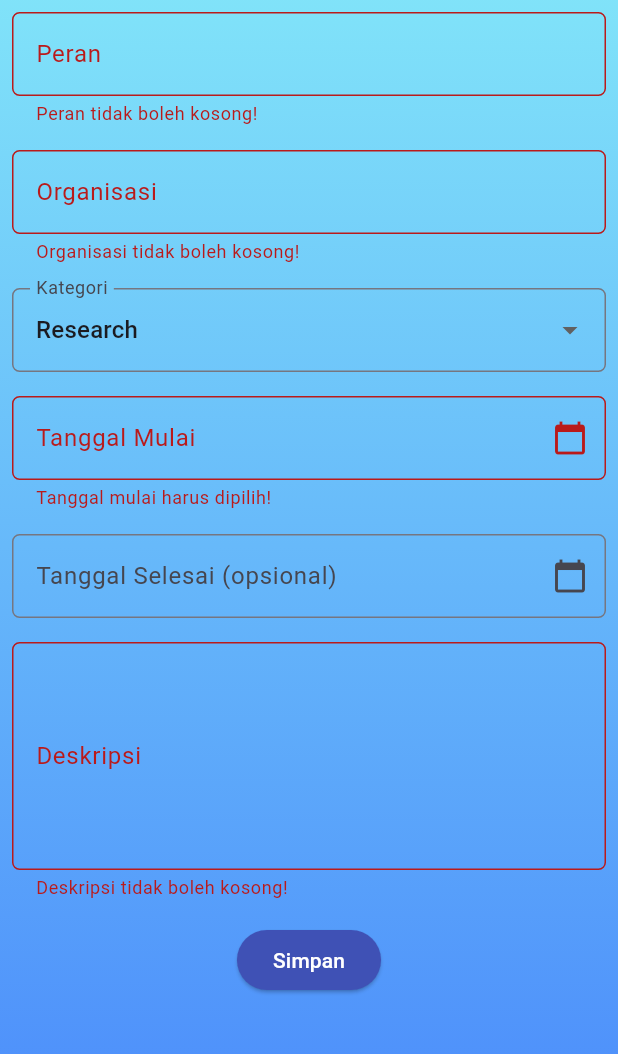
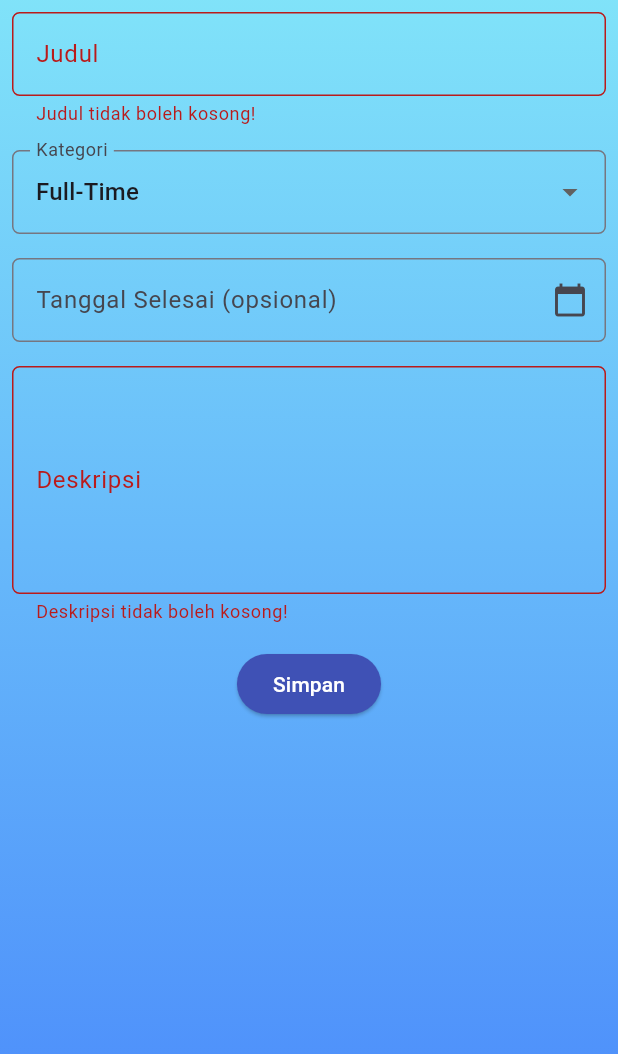
Before and after one commit to gammaknives/myportofolio_mobile, a Flutter app: the ExperienceFormPage screen opened directly, after a tap on "Simpan", on a phone screen of 412 x 824 dp, the part 84-1138 px from its top. Run offline on Flutter 3.47's test engine with Material 3 defaults, Android fonts, the phone set to English and light mode, and no system bars; our stand-ins replace material_ui; generated files the repository leaves out were written again; network calls fail.

Commit message:
Added authentication for experience form

```diff
--- a/lib/screens/experience_form.dart
+++ b/lib/screens/experience_form.dart
@@ -1,5 +1,11 @@
 import 'package:material_ui/material_ui.dart';
+import 'package:myportofolio_mobile/models/experience.dart';
+import 'package:myportofolio_mobile/screens/experience_list_screen.dart';
+import 'package:myportofolio_mobile/services/api_client.dart';
+import 'package:myportofolio_mobile/services/auth_state.dart';
+import 'package:myportofolio_mobile/widgets/auth_guard.dart';
 import 'package:myportofolio_mobile/widgets/left_drawer.dart';
+import 'package:provider/provider.dart';
 
 class ExperienceFormPage extends StatefulWidget {
   const ExperienceFormPage({super.key});
@@ -11,51 +17,36 @@ class ExperienceFormPage extends StatefulWidget {
 class _ExperienceFormPageState extends State<ExperienceFormPage> {
   final _formKey = GlobalKey<FormState>();
 
-  static const String _defaultCategory = "Research";
+  // Key kategori mengikuti backend (lihat experienceCategories di model).
+  static const String _defaultCategory = 'full-time';
 
-  String _role = "";
-  String _organization = "";
+  String _title = "";
   String _category = _defaultCategory;
-  DateTime? _startDate;
   DateTime? _endDate; // opsional: null berarti masih berlangsung
   String _description = "";
+
+  bool _isSubmitting = false;
 
   // Dinaikkan setiap form di-reset agar dropdown dibuat ulang dengan nilai awal.
   int _resetCount = 0;
 
-  final _startDateController = TextEditingController();
   final _endDateController = TextEditingController();
-
-  final List<String> _categories = [
-    'Research',
-    'Work',
-    'Organization',
-    'Volunteering',
-    'Other',
-  ];
 
   @override
   void dispose() {
-    _startDateController.dispose();
     _endDateController.dispose();
     super.dispose();
   }
 
   // True jika pengguna sudah mengisi sesuatu yang belum disimpan.
   bool get _hasUnsavedChanges =>
-      _role.trim().isNotEmpty ||
-      _organization.trim().isNotEmpty ||
+      _title.trim().isNotEmpty ||
       _description.trim().isNotEmpty ||
-      _startDate != null ||
       _endDate != null ||
       _category != _defaultCategory;
 
-  // Mengubah DateTime menjadi teks dd/MM/yyyy tanpa package tambahan.
-  String _formatDate(DateTime date) {
-    final day = date.day.toString().padLeft(2, '0');
-    final month = date.month.toString().padLeft(2, '0');
-    return "$day/$month/${date.year}";
-  }
+  // Hanya tahun yang ditampilkan.
+  String _formatYear(DateTime date) => date.toLocal().year.toString();
 
   Future<DateTime?> _selectDate(DateTime? initial) {
     return showDatePicker(
@@ -69,17 +60,20 @@ class _ExperienceFormPageState extends State<ExperienceFormPage> {
   // Mengembalikan semua isian ke kondisi awal.
   void _resetForm() {
     _formKey.currentState!.reset();
-    _startDateController.clear();
     _endDateController.clear();
     setState(() {
-      _role = "";
-      _organization = "";
+      _title = "";
       _category = _defaultCategory;
-      _startDate = null;
       _endDate = null;
       _description = "";
       _resetCount++;
     });
+  }
+
+  void _showMessage(String message) {
+    ScaffoldMessenger.of(context)
+      ..hideCurrentSnackBar()
+      ..showSnackBar(SnackBar(content: Text(message)));
   }
 
   // Dialog konfirmasi; true berarti pengguna ingin membuang isian.
@@ -106,9 +100,69 @@ class _ExperienceFormPageState extends State<ExperienceFormPage> {
     return result ?? false;
   }
 
-  // Ringkasan isian setelah semua input lolos validasi.
-  void _showSummary() {
-    showDialog(
+  Future<void> _submit() async {
+    if (!_formKey.currentState!.validate()) return;
+
+    final loggedIn = await ensureLoggedIn(context);
+    if (!loggedIn || !mounted) return;
+
+    final auth = context.read<AuthState>();
+    final token = auth.token;
+    if (token == null) return;
+
+    final api = context.read<ApiClient>();
+    final endDate = _endDate;
+    final newExperience = Experience(
+      title: _title.trim(),
+      description: _description.trim(),
+      category: _category,
+      // Dikirim sebagai UTC (…Z) agar tidak ambigu zona waktu di server.
+      endedAt: endDate == null
+          ? null
+          : DateTime.utc(endDate.year, endDate.month, endDate.day),
+    );
+
+    setState(() {
+      _isSubmitting = true;
+    });
+
+    try {
+      final created = await api.createExperience(newExperience, token: token);
+      if (!mounted) return;
+      await _showSummary(created);
+    } on ApiException catch (e) {
+      if (!mounted) return;
+      if (e.statusCode == 401) {
+        // Token tidak valid/kedaluwarsa: bersihkan sesi lalu minta login ulang.
+        await auth.logout();
+        if (!mounted) return;
+        _showMessage("Sesi berakhir. Silakan login lagi, lalu simpan kembali.");
+        await ensureLoggedIn(context);
+      } else if (e.statusCode == 403) {
+        _showMessage(
+          "Hanya pemilik portofolio yang dapat menambah pengalaman (403).",
+        );
+      } else {
+        _showMessage(
+          "Gagal menyimpan pengalaman (${e.statusCode}). Periksa isian.",
+        );
+      }
+    } on Exception {
+      if (!mounted) return;
+      _showMessage("Tidak dapat terhubung ke server.");
+    } finally {
+      if (mounted) {
+        setState(() {
+          _isSubmitting = false;
+        });
+      }
+    }
+  }
+
+  // Ringkasan dari data balasan server (201 Created), lalu kembali ke daftar.
+  Future<void> _showSummary(Experience created) async {
+    final endedAt = created.endedAt;
+    await showDialog<void>(
       context: context,
       builder: (context) {
         return AlertDialog(
@@ -117,28 +171,34 @@ class _ExperienceFormPageState extends State<ExperienceFormPage> {
             child: Column(
               crossAxisAlignment: CrossAxisAlignment.start,
               children: [
-                Text('Peran: $_role'),
-                Text('Organisasi: $_organization'),
-                Text('Kategori: $_category'),
-                Text('Tanggal Mulai: ${_formatDate(_startDate!)}'),
+                Text('Judul: ${created.title}'),
+                Text('Kategori: ${created.categoryLabel}'),
                 Text(
-                  'Tanggal Selesai: ${_endDate == null ? "Masih berlangsung" : _formatDate(_endDate!)}',
+                  'Tahun Selesai: ${endedAt == null ? "Masih berlangsung" : _formatYear(endedAt)}',
                 ),
-                Text('Deskripsi: $_description'),
+                Text('Deskripsi: ${created.description}'),
               ],
             ),
           ),
           actions: [
             TextButton(
               child: const Text('OK'),
-              onPressed: () {
-                Navigator.pop(context);
-                _resetForm();
-              },
+              onPressed: () => Navigator.pop(context),
             ),
           ],
         );
       },
+    );
+    if (!mounted) return;
+
+    // Kosongkan form dulu agar PopScope tidak meminta konfirmasi lagi.
+    _resetForm();
+
+    // Buka daftar baru (initState memuat ulang data dari server) dan buang
+    // halaman di antaranya, sehingga tumpukannya: menu -> daftar pengalaman.
+    Navigator.of(context).pushAndRemoveUntil(
+      MaterialPageRoute(builder: (context) => const ExperienceListScreen()),
+      (route) => route.isFirst,
     );
   }
 
@@ -167,56 +227,28 @@ class _ExperienceFormPageState extends State<ExperienceFormPage> {
             child: Column(
               crossAxisAlignment: CrossAxisAlignment.start,
               children: [
-                // === Role ===
+                // === Title ===
                 Padding(
                   padding: const EdgeInsets.all(8.0),
                   child: TextFormField(
                     decoration: InputDecoration(
                       hintText: "Contoh: Asisten Dosen",
-                      labelText: "Peran",
+                      labelText: "Judul",
                       border: OutlineInputBorder(
                         borderRadius: BorderRadius.circular(5.0),
                       ),
                     ),
                     onChanged: (String? value) {
                       setState(() {
-                        _role = value!;
+                        _title = value!;
                       });
                     },
                     validator: (String? value) {
                       if (value == null || value.trim().isEmpty) {
-                        return "Peran tidak boleh kosong!";
+                        return "Judul tidak boleh kosong!";
                       }
                       if (value.trim().length > 100) {
-                        return "Peran maksimal 100 karakter!";
-                      }
-                      return null;
-                    },
-                  ),
-                ),
-
-                // === Organization ===
-                Padding(
-                  padding: const EdgeInsets.all(8.0),
-                  child: TextFormField(
-                    decoration: InputDecoration(
-                      hintText: "Contoh: Fasilkom UI",
-                      labelText: "Organisasi",
-                      border: OutlineInputBorder(
-                        borderRadius: BorderRadius.circular(5.0),
-                      ),
-                    ),
-                    onChanged: (String? value) {
-                      setState(() {
-                        _organization = value!;
-                      });
-                    },
-                    validator: (String? value) {
-                      if (value == null || value.trim().isEmpty) {
-                        return "Organisasi tidak boleh kosong!";
-                      }
-                      if (value.trim().length > 100) {
-                        return "Organisasi maksimal 100 karakter!";
+                        return "Judul maksimal 100 karakter!";
                       }
                       return null;
                     },
@@ -235,11 +267,11 @@ class _ExperienceFormPageState extends State<ExperienceFormPage> {
                       ),
                     ),
                     initialValue: _category,
-                    items: _categories
+                    items: experienceCategories.entries
                         .map(
-                          (category) => DropdownMenuItem(
-                            value: category,
-                            child: Text(category),
+                          (entry) => DropdownMenuItem(
+                            value: entry.key,
+                            child: Text(entry.value),
                           ),
                         )
                         .toList(),
@@ -247,38 +279,6 @@ class _ExperienceFormPageState extends State<ExperienceFormPage> {
                       setState(() {
                         _category = newValue!;
                       });
-                    },
-                  ),
-                ),
-
-                // === Start Date ===
-                Padding(
-                  padding: const EdgeInsets.all(8.0),
-                  child: TextFormField(
-                    controller: _startDateController,
-                    readOnly: true,
-                    decoration: InputDecoration(
-                      hintText: "Pilih tanggal mulai",
-                      labelText: "Tanggal Mulai",
-                      suffixIcon: const Icon(Icons.calendar_today),
-                      border: OutlineInputBorder(
-                        borderRadius: BorderRadius.circular(5.0),
-                      ),
-                    ),
-                    onTap: () async {
-                      final picked = await _selectDate(_startDate);
-                      if (picked != null && mounted) {
-                        setState(() {
-                          _startDate = picked;
-                          _startDateController.text = _formatDate(picked);
-                        });
-                      }
-                    },
-                    validator: (String? value) {
-                      if (_startDate == null) {
-                        return "Tanggal mulai harus dipilih!";
-                      }
-                      return null;
                     },
                   ),
                 ),
@@ -309,21 +309,13 @@ class _ExperienceFormPageState extends State<ExperienceFormPage> {
                       ),
                     ),
                     onTap: () async {
-                      final picked = await _selectDate(_endDate ?? _startDate);
+                      final picked = await _selectDate(_endDate);
                       if (picked != null && mounted) {
                         setState(() {
                           _endDate = picked;
-                          _endDateController.text = _formatDate(picked);
+                          _endDateController.text = _formatYear(picked);
                         });
                       }
-                    },
-                    validator: (String? value) {
-                      if (_endDate != null &&
-                          _startDate != null &&
-                          _endDate!.isBefore(_startDate!)) {
-                        return "Tanggal selesai tidak boleh sebelum tanggal mulai!";
-                      }
-                      return null;
                     },
                   ),
                 ),
@@ -366,15 +358,20 @@ class _ExperienceFormPageState extends State<ExperienceFormPage> {
                       style: ButtonStyle(
                         backgroundColor: WidgetStateProperty.all(Colors.indigo),
                       ),
-                      onPressed: () {
-                        if (_formKey.currentState!.validate()) {
-                          _showSummary();
-                        }
-                      },
-                      child: const Text(
-                        "Simpan",
-                        style: TextStyle(color: Colors.white),
-                      ),
+                      onPressed: _isSubmitting ? null : _submit,
+                      child: _isSubmitting
+                          ? const SizedBox(
+                              height: 20,
+                              width: 20,
+                              child: CircularProgressIndicator(
+                                strokeWidth: 2,
+                                color: Colors.white,
+                              ),
+                            )
+                          : const Text(
+                              "Simpan",
+                              style: TextStyle(color: Colors.white),
+                            ),
                     ),
                   ),
                 ),
--- a/lib/screens/experience_list_screen.dart
+++ b/lib/screens/experience_list_screen.dart
@@ -37,10 +37,7 @@ class _ExperienceListScreenState extends State<ExperienceListScreen> {
   String _statusText(Experience experience) {
     final endedAt = experience.endedAt;
     if (endedAt == null) return 'Masih berlangsung';
-    final local = endedAt.toLocal();
-    final month = local.month.toString().padLeft(2, '0');
-    final day = local.day.toString().padLeft(2, '0');
-    return 'Selesai: ${local.year}-$month-$day';
+    return endedAt.toLocal().year.toString();
   }
 
   @override
```
Also changed, not shown: lib/screens/experience_detail_screen.dart (+2 -7 lines).
